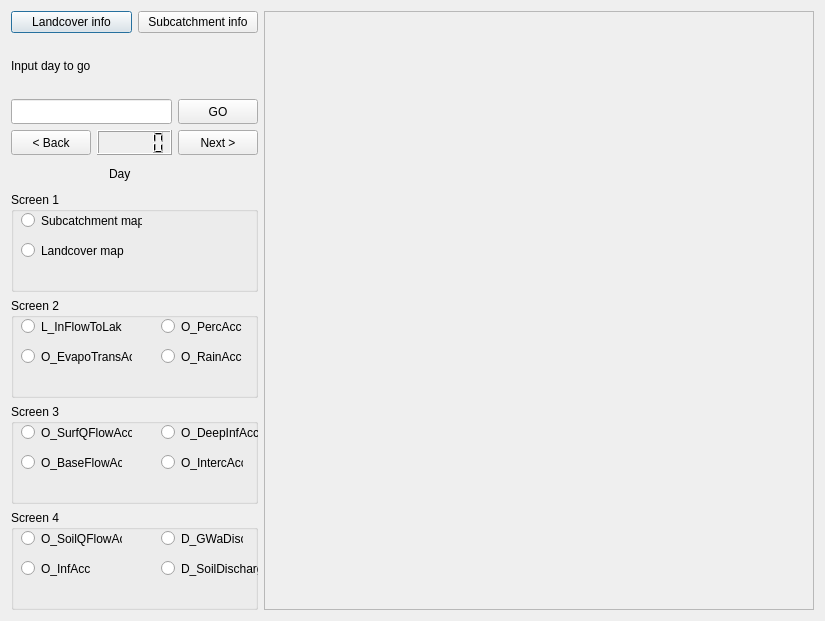
This is uis/qtdesigners/output_map.ui in uttu90/stella as Qt 5 draws it before an edit. The edited form follows.
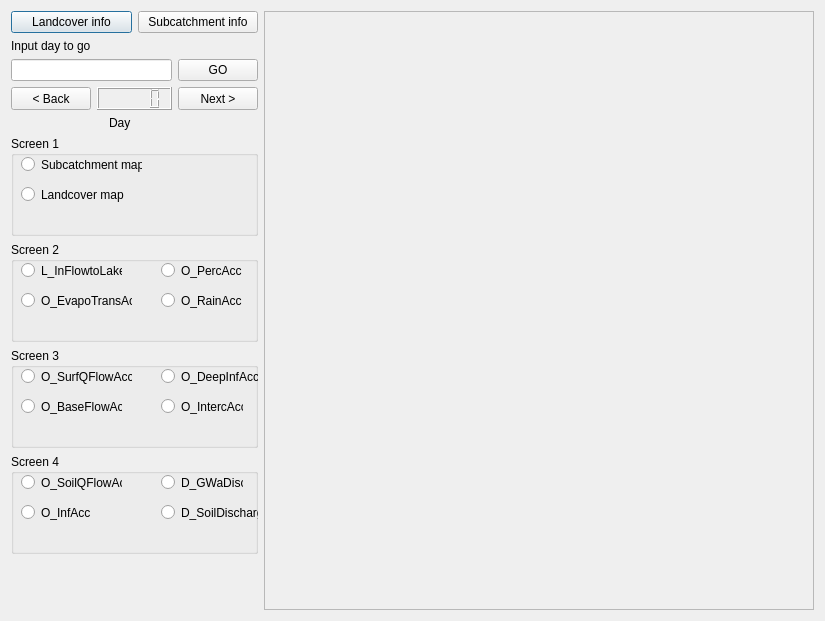
This is the edited form.

Diff of the .ui file:
```diff
--- a/uis/qtdesigners/output_map.ui
+++ b/uis/qtdesigners/output_map.ui
@@ -164,7 +164,7 @@
            <property name="title">
             <string>Screen 1</string>
            </property>
-           <widget class="QRadioButton" name="radioButton">
+           <widget class="QRadioButton" name="subcatchmentRadio">
             <property name="geometry">
              <rect>
               <x>10</x>
@@ -209,7 +209,7 @@
            <property name="title">
             <string>Screen 2</string>
            </property>
-           <widget class="QRadioButton" name="radioButton_2">
+           <widget class="QRadioButton" name="radioButton">
             <property name="geometry">
              <rect>
               <x>10</x>
@@ -219,7 +219,7 @@
              </rect>
             </property>
             <property name="text">
-             <string>L_InFlowToLake</string>
+             <string>L_InFlowtoLake</string>
             </property>
            </widget>
            <widget class="QRadioButton" name="radioButton_3">
@@ -405,6 +405,19 @@
            </widget>
           </widget>
          </item>
+         <item>
+          <spacer name="verticalSpacer">
+           <property name="orientation">
+            <enum>Qt::Vertical</enum>
+           </property>
+           <property name="sizeHint" stdset="0">
+            <size>
+             <width>20</width>
+             <height>40</height>
+            </size>
+           </property>
+          </spacer>
+         </item>
         </layout>
        </item>
       </layout>
```
Left out of the diff: 13 changed lines with no effect on the pictures.
